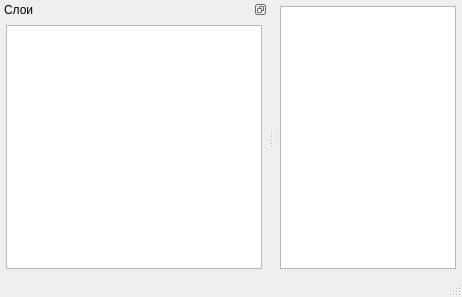
Above: G2G/mainwindow.ui from aLDime/GERBER_X2 before the change. Below: the same form after it.
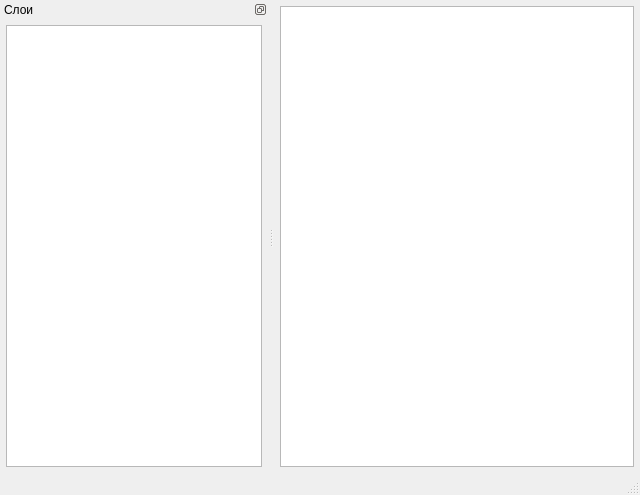
That is the form after the change. Custom widgets are drawn as their Qt base class.

```diff
--- a/G2G/mainwindow.ui
+++ b/G2G/mainwindow.ui
@@ -6,8 +6,8 @@
    <rect>
     <x>0</x>
     <y>0</y>
-    <width>462</width>
-    <height>297</height>
+    <width>640</width>
+    <height>495</height>
    </rect>
   </property>
   <property name="windowTitle">
@@ -51,6 +51,12 @@
   </widget>
   <widget class="QStatusBar" name="statusbar"/>
   <widget class="QDockWidget" name="dockWidget">
+   <property name="minimumSize">
+    <size>
+     <width>100</width>
+     <height>111</height>
+    </size>
+   </property>
    <property name="features">
     <set>QDockWidget::DockWidgetFloatable|QDockWidget::DockWidgetMovable</set>
    </property>
```
Left out of the diff: 2 changed lines with no effect on the pictures.
